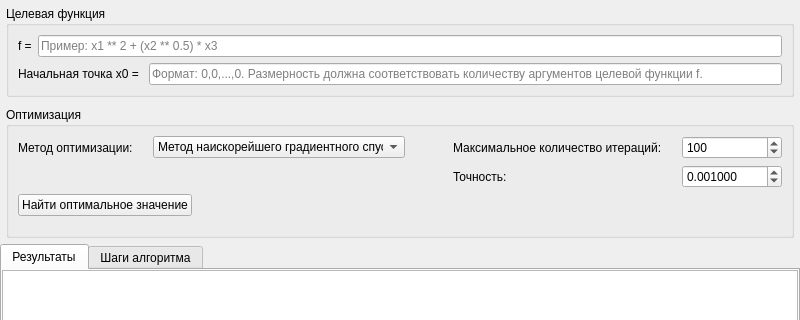
Old version of the form optimization_methods/gui/MainWindow.ui in the repository rkolovanov/multidim-optimization; both pictures show x 0 to 800 and y 0 to 320 of the 800 by 600 pixel window.
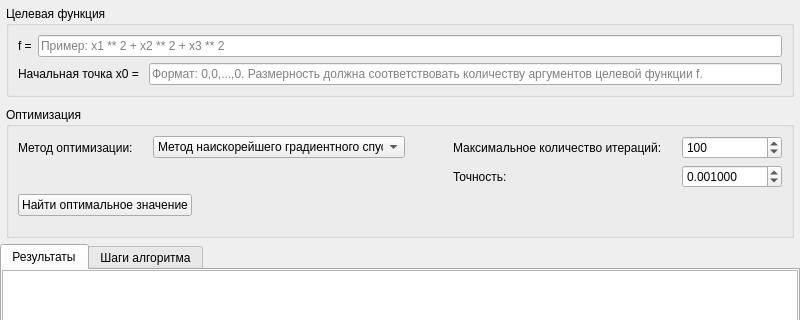
New version of the form.

Commit message: Фикс примера

What changed in the file:
```diff
--- a/optimization_methods/gui/MainWindow.ui
+++ b/optimization_methods/gui/MainWindow.ui
@@ -71,7 +71,7 @@
               <string/>
              </property>
              <property name="placeholderText">
-              <string>Пример: x1 ** 2 + (x2 ** 0.5) * x3</string>
+              <string>Пример: x1 ** 2 + x2 ** 2 + x3 ** 2</string>
              </property>
             </widget>
            </item>
```
The commit also changes 1 other file.
